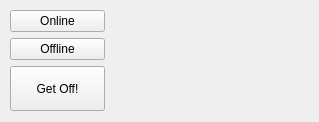
This is GetOff/getOff.ui in CogswellProjectHydra/githubHydraRepo as Qt 5 draws it before an edit. The edited form follows.
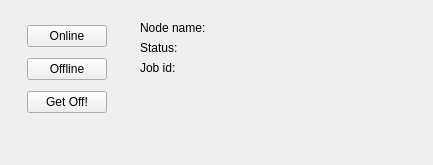
This is the edited form.

Commit message:
Added status label to GetOff UI
Trying to set up a thread for refreshing info about the render node

What changed in the file:
```diff
--- a/GetOff/getOff.ui
+++ b/GetOff/getOff.ui
@@ -6,10 +6,22 @@
    <rect>
     <x>0</x>
     <y>0</y>
-    <width>319</width>
-    <height>122</height>
+    <width>433</width>
+    <height>165</height>
    </rect>
   </property>
+  <property name="minimumSize">
+   <size>
+    <width>433</width>
+    <height>165</height>
+   </size>
+  </property>
+  <property name="maximumSize">
+   <size>
+    <width>433</width>
+    <height>165</height>
+   </size>
+  </property>
   <property name="windowTitle">
    <string>GET OFF!</string>
   </property>
@@ -17,18 +29,24 @@
    <bool>false</bool>
   </property>
   <widget class="QWidget" name="centralwidget">
-   <widget class="QWidget" name="">
+   <widget class="QWidget" name="layoutWidget">
     <property name="geometry">
      <rect>
-      <x>10</x>
-      <y>10</y>
+      <x>20</x>
+      <y>20</y>
       <width>95</width>
-      <height>101</height>
+      <height>100</height>
      </rect>
     </property>
-    <layout class="QVBoxLayout" name="verticalLayout">
-     <item>
+    <layout class="QGridLayout" name="gridLayout">
+     <item row="0" column="0">
       <widget class="QPushButton" name="onlineButton">
+       <property name="sizePolicy">
+        <sizepolicy hsizetype="Fixed" vsizetype="Fixed">
+         <horstretch>0</horstretch>
+         <verstretch>0</verstretch>
+        </sizepolicy>
+       </property>
        <property name="toolTip">
         <string>&lt;html&gt;&lt;head/&gt;&lt;body&gt;&lt;p&gt;Set render node status to ONLINE. The node will begin looking for new render jobs to do.&lt;/p&gt;&lt;/body&gt;&lt;/html&gt;</string>
        </property>
@@ -37,24 +55,8 @@
        </property>
       </widget>
      </item>
-     <item>
-      <widget class="QPushButton" name="offlineButton">
-       <property name="toolTip">
-        <string>&lt;html&gt;&lt;head/&gt;&lt;body&gt;&lt;p&gt;Set render node status to OFFLINE. The render node will complete its current job, if any, and stop looking for new jobs.&lt;/p&gt;&lt;/body&gt;&lt;/html&gt;</string>
-       </property>
-       <property name="text">
-        <string>Offline</string>
-       </property>
-      </widget>
-     </item>
-     <item>
+     <item row="2" column="0">
       <widget class="QPushButton" name="getoffButton">
-       <property name="sizePolicy">
-        <sizepolicy hsizetype="Minimum" vsizetype="Minimum">
-         <horstretch>0</horstretch>
-         <verstretch>0</verstretch>
-        </sizepolicy>
-       </property>
        <property name="contextMenuPolicy">
         <enum>Qt::DefaultContextMenu</enum>
        </property>
@@ -66,8 +68,63 @@
        </property>
       </widget>
      </item>
+     <item row="1" column="0">
+      <widget class="QPushButton" name="offlineButton">
+       <property name="sizePolicy">
+        <sizepolicy hsizetype="Fixed" vsizetype="Fixed">
+         <horstretch>0</horstretch>
+         <verstretch>0</verstretch>
+        </sizepolicy>
+       </property>
+       <property name="toolTip">
+        <string>&lt;html&gt;&lt;head/&gt;&lt;body&gt;&lt;p&gt;Set render node status to OFFLINE. The render node will complete its current job, if any, and stop looking for new jobs.&lt;/p&gt;&lt;/body&gt;&lt;/html&gt;</string>
+       </property>
+       <property name="text">
+        <string>Offline</string>
+       </property>
+      </widget>
+     </item>
     </layout>
    </widget>
+   <widget class="QLabel" name="statusLabel">
+    <property name="geometry">
+     <rect>
+      <x>140</x>
+      <y>40</y>
+      <width>281</width>
+      <height>16</height>
+     </rect>
+    </property>
+    <property name="text">
+     <string>Status:</string>
+    </property>
+   </widget>
+   <widget class="QLabel" name="jobLabel">
+    <property name="geometry">
+     <rect>
+      <x>140</x>
+      <y>60</y>
+      <width>281</width>
+      <height>16</height>
+     </rect>
+    </property>
+    <property name="text">
+     <string>Job id:</string>
+    </property>
+   </widget>
+   <widget class="QLabel" name="nameLabel">
+    <property name="geometry">
+     <rect>
+      <x>140</x>
+      <y>20</y>
+      <width>281</width>
+      <height>16</height>
+     </rect>
+    </property>
+    <property name="text">
+     <string>Node name:</string>
+    </property>
+   </widget>
   </widget>
  </widget>
  <resources/>
```
Left out of the diff: 2 changed lines with no effect on the pictures. The commit also changes 6 other files.
